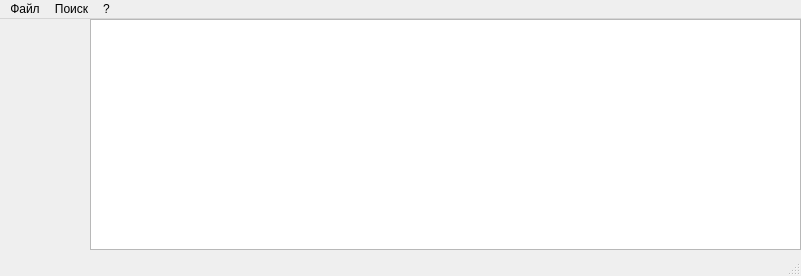
This is data/main.ui in mrkaban/LicenseChecker as Qt 5 draws it before an edit. The edited form follows.
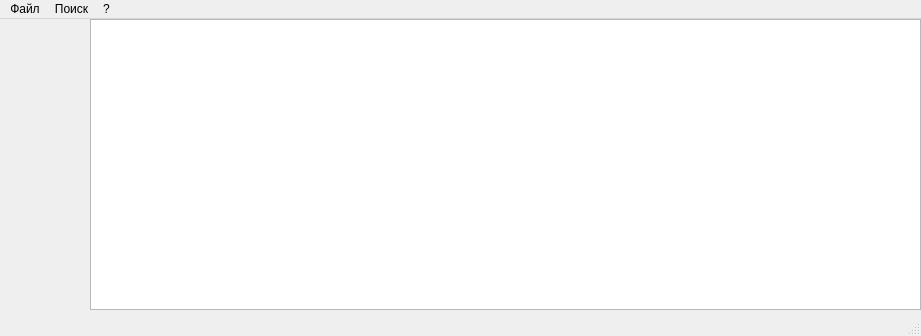
This is the edited form. Icons and pictures are not drawn.

What changed in the file:
```diff
--- a/data/main.ui
+++ b/data/main.ui
@@ -6,16 +6,22 @@
    <rect>
     <x>0</x>
     <y>0</y>
-    <width>801</width>
-    <height>276</height>
+    <width>921</width>
+    <height>336</height>
    </rect>
   </property>
   <property name="sizePolicy">
-   <sizepolicy hsizetype="Fixed" vsizetype="Fixed">
+   <sizepolicy hsizetype="Maximum" vsizetype="Maximum">
     <horstretch>0</horstretch>
     <verstretch>0</verstretch>
    </sizepolicy>
   </property>
+  <property name="minimumSize">
+   <size>
+    <width>921</width>
+    <height>336</height>
+   </size>
+  </property>
   <property name="windowTitle">
    <string>LicenseChecker - Проверка легальности установленных программ</string>
   </property>
@@ -29,22 +35,55 @@
   <property name="toolButtonStyle">
    <enum>Qt::ToolButtonIconOnly</enum>
   </property>
+  <property name="tabShape">
+   <enum>QTabWidget::Rounded</enum>
+  </property>
   <widget class="QWidget" name="centralwidget">
    <widget class="QTableWidget" name="tableWidget">
     <property name="geometry">
      <rect>
       <x>90</x>
       <y>0</y>
-      <width>711</width>
-      <height>231</height>
+      <width>831</width>
+      <height>291</height>
      </rect>
     </property>
     <property name="sizePolicy">
-     <sizepolicy hsizetype="Expanding" vsizetype="Expanding">
+     <sizepolicy hsizetype="Maximum" vsizetype="Maximum">
       <horstretch>0</horstretch>
       <verstretch>0</verstretch>
      </sizepolicy>
     </property>
+    <property name="minimumSize">
+     <size>
+      <width>831</width>
+      <height>291</height>
+     </size>
+    </property>
+    <property name="maximumSize">
+     <size>
+      <width>10000000</width>
+      <height>10000000</height>
+     </size>
+    </property>
+    <property name="sizeIncrement">
+     <size>
+      <width>0</width>
+      <height>0</height>
+     </size>
+    </property>
+    <property name="baseSize">
+     <size>
+      <width>831</width>
+      <height>291</height>
+     </size>
+    </property>
+    <property name="tabletTracking">
+     <bool>false</bool>
+    </property>
+    <property name="frameShape">
+     <enum>QFrame::StyledPanel</enum>
+    </property>
     <property name="horizontalScrollBarPolicy">
      <enum>Qt::ScrollBarAsNeeded</enum>
     </property>
@@ -95,7 +134,7 @@
     <rect>
      <x>0</x>
      <y>0</y>
-     <width>801</width>
+     <width>921</width>
      <height>21</height>
     </rect>
    </property>
```
Left out of the diff: 10 changed lines with no effect on the pictures.
